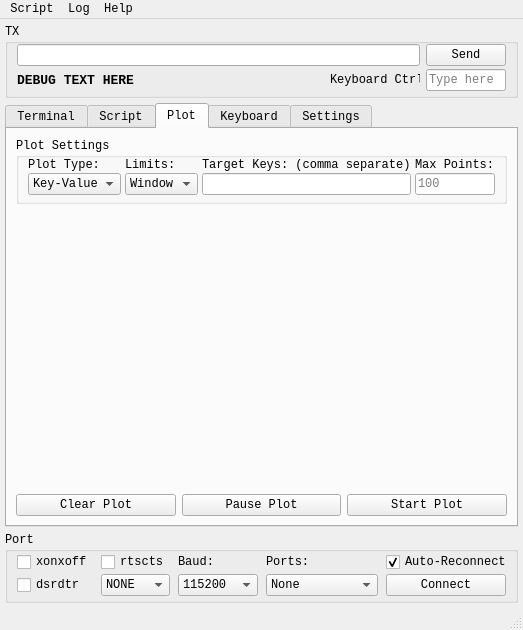
Above: ui_files/serial_killer_main_window.ui from careweather/SerialKiller before the change. Below: the same form after it.
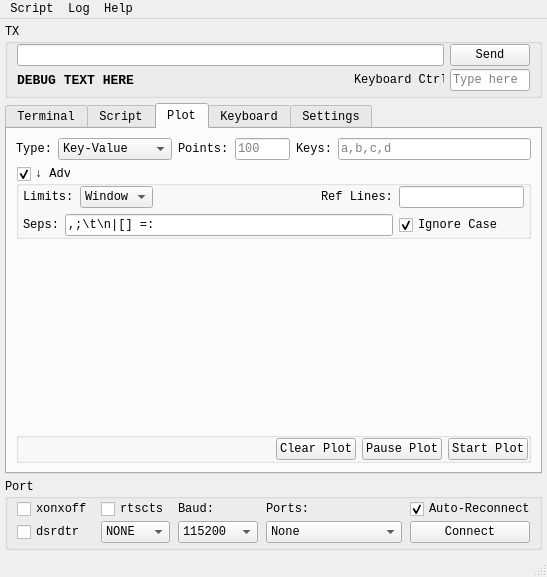
That is the form after the change. The open tabs and pages were chosen to show the change. Custom widgets are drawn as their Qt base class.

What changed in the file:
```diff
--- a/ui_files/serial_killer_main_window.ui
+++ b/ui_files/serial_killer_main_window.ui
@@ -6,8 +6,8 @@
    <rect>
     <x>0</x>
     <y>0</y>
-    <width>492</width>
-    <height>630</height>
+    <width>547</width>
+    <height>577</height>
    </rect>
   </property>
   <property name="palette">
@@ -707,96 +707,199 @@
        <attribute name="title">
         <string>Plot</string>
        </attribute>
-       <layout class="QGridLayout" name="gridLayout_9">
-        <item row="2" column="0">
-         <widget class="QPushButton" name="pushButton_clear_plot">
+       <layout class="QGridLayout" name="gridLayout_15">
+        <item row="0" column="5">
+         <widget class="QLineEdit" name="lineEdit_target_keys">
+          <property name="sizePolicy">
+           <sizepolicy hsizetype="MinimumExpanding" vsizetype="Fixed">
+            <horstretch>0</horstretch>
+            <verstretch>0</verstretch>
+           </sizepolicy>
+          </property>
+          <property name="toolTip">
+           <string>Separate Target Keys To Plot With Any Separator Defined in &quot;seps&quot;</string>
+          </property>
+          <property name="placeholderText">
+           <string>a,b,c,d</string>
+          </property>
+         </widget>
+        </item>
+        <item row="0" column="2">
+         <widget class="QLabel" name="label_3">
+          <property name="sizePolicy">
+           <sizepolicy hsizetype="Preferred" vsizetype="Preferred">
+            <horstretch>0</horstretch>
+            <verstretch>0</verstretch>
+           </sizepolicy>
+          </property>
           <property name="text">
-           <string>Clear Plot</string>
+           <string>Points:</string>
           </property>
          </widget>
         </item>
-        <item row="1" column="0" colspan="3">
+        <item row="0" column="0">
+         <widget class="QLabel" name="label_4">
+          <property name="text">
+           <string>Type:</string>
+          </property>
+         </widget>
+        </item>
+        <item row="0" column="1">
+         <widget class="QComboBox" name="comboBox_plot_type">
+          <item>
+           <property name="text">
+            <string>Key-Value</string>
+           </property>
+          </item>
+          <item>
+           <property name="text">
+            <string>Single-Value</string>
+           </property>
+          </item>
+          <item>
+           <property name="text">
+            <string>Single-Array</string>
+           </property>
+          </item>
+          <item>
+           <property name="text">
+            <string>Key-Array</string>
+           </property>
+          </item>
+         </widget>
+        </item>
+        <item row="0" column="3">
+         <widget class="QLineEdit" name="lineEdit_max_points">
+          <property name="sizePolicy">
+           <sizepolicy hsizetype="Maximum" vsizetype="Fixed">
+            <horstretch>0</horstretch>
+            <verstretch>0</verstretch>
+           </sizepolicy>
+          </property>
+          <property name="maximumSize">
+           <size>
+            <width>60</width>
+            <height>16777215</height>
+           </size>
+          </property>
+          <property name="placeholderText">
+           <string>100</string>
+          </property>
+         </widget>
+        </item>
+        <item row="3" column="0" colspan="6">
          <widget class="Plot_Widget" name="widget_plot" native="true">
           <property name="enabled">
            <bool>true</bool>
           </property>
-         </widget>
-        </item>
-        <item row="2" column="2">
-         <widget class="QPushButton" name="pushButton_start_plot">
-          <property name="text">
-           <string>Start Plot</string>
+          <property name="sizePolicy">
+           <sizepolicy hsizetype="Expanding" vsizetype="Expanding">
+            <horstretch>0</horstretch>
+            <verstretch>0</verstretch>
+           </sizepolicy>
           </property>
          </widget>
         </item>
-        <item row="2" column="1">
-         <widget class="QPushButton" name="pushButton_pause_plot">
-          <property name="text">
-           <string>Pause Plot</string>
-          </property>
-         </widget>
-        </item>
-        <item row="0" column="0" colspan="3">
-         <widget class="QGroupBox" name="groupBox_2">
+        <item row="0" column="4">
+         <widget class="QLabel" name="label_6">
           <property name="sizePolicy">
-           <sizepolicy hsizetype="Minimum" vsizetype="Maximum">
+           <sizepolicy hsizetype="Maximum" vsizetype="Preferred">
             <horstretch>0</horstretch>
             <verstretch>0</verstretch>
            </sizepolicy>
           </property>
+          <property name="toolTip">
+           <string>The target keys to plot</string>
+          </property>
+          <property name="text">
+           <string>Keys:</string>
+          </property>
+         </widget>
+        </item>
+        <item row="2" column="0" colspan="6">
+         <widget class="QGroupBox" name="groupBox_adv_plot">
           <property name="title">
-           <string>Plot Settings</string>
+           <string>↓ Adv</string>
           </property>
-          <layout class="QGridLayout" name="gridLayout_8">
+          <property name="flat">
+           <bool>false</bool>
+          </property>
+          <property name="checkable">
+           <bool>true</bool>
+          </property>
+          <layout class="QGridLayout" name="gridLayout_9">
+           <property name="leftMargin">
+            <number>4</number>
+           </property>
            <property name="topMargin">
             <number>0</number>
            </property>
+           <property name="rightMargin">
+            <number>4</number>
+           </property>
            <property name="bottomMargin">
-            <number>6</number>
+            <number>0</number>
            </property>
            <property name="horizontalSpacing">
-            <number>4</number>
+            <number>6</number>
            </property>
-           <property name="verticalSpacing">
-            <number>1</number>
-           </property>
+           <item row="3" column="0">
+            <widget class="QLabel" name="label_23">
+             <property name="sizePolicy">
+              <sizepolicy hsizetype="Maximum" vsizetype="Preferred">
+               <horstretch>0</horstretch>
+               <verstretch>0</verstretch>
+              </sizepolicy>
+             </property>
+             <property name="toolTip">
+              <string>Chars here will be used to split data into tokens</string>
+             </property>
+             <property name="text">
+              <string>Seps:</string>
+             </property>
+            </widget>
+           </item>
+           <item row="3" column="11">
+            <widget class="QCheckBox" name="checkBox_ignore_case">
+             <property name="text">
+              <string>Ignore Case</string>
+             </property>
+             <property name="checked">
+              <bool>true</bool>
+             </property>
+            </widget>
+           </item>
            <item row="0" column="4">
-            <widget class="QLabel" name="label_3">
+            <widget class="QLabel" name="label_24">
+             <property name="text">
+              <string>Ref Lines:</string>
+             </property>
+            </widget>
+           </item>
+           <item row="0" column="11">
+            <widget class="QLineEdit" name="lineEdit_ref_lines">
              <property name="sizePolicy">
-              <sizepolicy hsizetype="Maximum" vsizetype="Preferred">
+              <sizepolicy hsizetype="Maximum" vsizetype="Fixed">
                <horstretch>0</horstretch>
                <verstretch>0</verstretch>
               </sizepolicy>
              </property>
-             <property name="text">
-              <string>Max Points:</string>
-             </property>
             </widget>
            </item>
-           <item row="0" column="1">
+           <item row="0" column="0" colspan="2">
             <widget class="QLabel" name="label_18">
+             <property name="sizePolicy">
+              <sizepolicy hsizetype="Maximum" vsizetype="Preferred">
+               <horstretch>0</horstretch>
+               <verstretch>0</verstretch>
+              </sizepolicy>
+             </property>
              <property name="text">
               <string>Limits:</string>
              </property>
             </widget>
            </item>
-           <item row="1" column="0">
-            <widget class="QComboBox" name="comboBox_plot_type">
-             <item>
-              <property name="text">
-               <string>Key-Value</string>
-              </property>
-             </item>
-            </widget>
-           </item>
-           <item row="0" column="0">
-            <widget class="QLabel" name="label_4">
-             <property name="text">
-              <string>Plot Type:</string>
-             </property>
-            </widget>
-           </item>
-           <item row="1" column="1">
+           <item row="0" column="2">
             <widget class="QComboBox" name="comboBox_limits">
              <item>
               <property name="text">
@@ -810,26 +913,90 @@
              </item>
             </widget>
            </item>
+           <item row="3" column="1" colspan="4">
+            <widget class="QLineEdit" name="lineEdit_seps">
+             <property name="toolTip">
+              <string>Chars here will be used to separate incoming data into tokens</string>
+             </property>
+             <property name="text">
+              <string>,;\t\n|[] =:</string>
+             </property>
+            </widget>
+           </item>
+           <item row="0" column="3">
+            <spacer name="horizontalSpacer_10">
+             <property name="orientation">
+              <enum>Qt::Horizontal</enum>
+             </property>
+             <property name="sizeHint" stdset="0">
+              <size>
+               <width>40</width>
+               <height>20</height>
+              </size>
+             </property>
+            </spacer>
+           </item>
+          </layout>
+         </widget>
+        </item>
+        <item row="4" column="0" colspan="6">
+         <widget class="QGroupBox" name="groupBox_2">
+          <property name="sizePolicy">
+           <sizepolicy hsizetype="Expanding" vsizetype="Preferred">
+            <horstretch>0</horstretch>
+            <verstretch>0</verstretch>
+           </sizepolicy>
+          </property>
+          <property name="title">
+           <string/>
+          </property>
+          <property name="flat">
+           <bool>true</bool>
+          </property>
+          <layout class="QGridLayout" name="gridLayout_8">
+           <property name="leftMargin">
+            <number>0</number>
+           </property>
+           <property name="topMargin">
+            <number>0</number>
+           </property>
+           <property name="rightMargin">
+            <number>0</number>
+           </property>
+           <property name="bottomMargin">
+            <number>0</number>
+           </property>
+           <item row="0" column="0">
+            <spacer name="horizontalSpacer_9">
+             <property name="orientation">
+              <enum>Qt::Horizontal</enum>
+             </property>
+             <property name="sizeHint" stdset="0">
+              <size>
+               <width>267</width>
+               <height>20</height>
+              </size>
+             </property>
+            </spacer>
+           </item>
+           <item row="0" column="1">
+            <widget class="QPushButton" name="pushButton_clear_plot">
+             <property name="text">
+              <string>Clear Plot</string>
+             </property>
+            </widget>
+           </item>
            <item row="0" column="2">
-            <widget class="QLabel" name="label_6">
+            <widget class="QPushButton" name="pushButton_pause_plot">
              <property name="text">
-              <string>Target Keys: (comma separate)</string>
+              <string>Pause Plot</string>
              </property>
             </widget>
            </item>
-           <item row="1" column="2">
-            <widget class="QLineEdit" name="lineEdit_target_keys"/>
-           </item>
-           <item row="1" column="4">
-            <widget class="QLineEdit" name="lineEdit_max_points">
-             <property name="maximumSize">
-              <size>
-               <width>80</width>
-               <height>16777215</height>
-              </size>
-             </property>
-             <property name="placeholderText">
-              <string>100</string>
+           <item row="0" column="3">
+            <widget class="QPushButton" name="pushButton_start_plot">
+             <property name="text">
+              <string>Start Plot</string>
              </property>
             </widget>
            </item>
@@ -1499,7 +1666,7 @@
     <rect>
      <x>0</x>
      <y>0</y>
-     <width>492</width>
+     <width>547</width>
      <height>21</height>
     </rect>
    </property>
```
Left out of the diff: 72 changed lines with no effect on the pictures.
